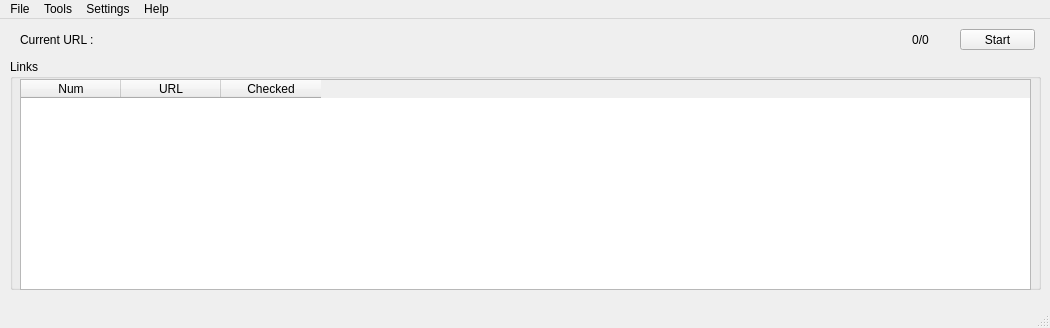
Old version of the form ui/main_window.ui in the repository TheSecDude-me/webCrawler.
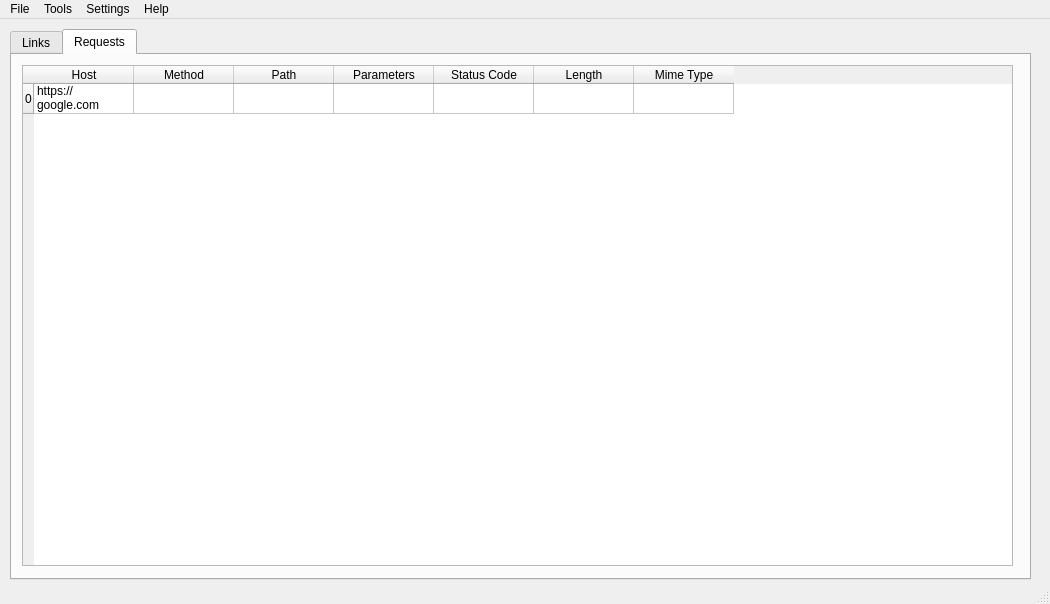
New version of the form. The open tabs and pages were chosen to show the change.

The edit to the form file:
```diff
--- a/ui/main_window.ui
+++ b/ui/main_window.ui
@@ -7,46 +7,36 @@
     <x>0</x>
     <y>0</y>
     <width>1050</width>
-    <height>328</height>
+    <height>604</height>
    </rect>
   </property>
   <property name="windowTitle">
    <string>webCrawler</string>
   </property>
   <widget class="QWidget" name="centralwidget">
-   <widget class="QPushButton" name="start_pushButton">
+   <widget class="QTabWidget" name="tabWidget">
     <property name="geometry">
      <rect>
-      <x>960</x>
+      <x>10</x>
       <y>10</y>
-      <width>75</width>
-      <height>21</height>
+      <width>1021</width>
+      <height>551</height>
      </rect>
     </property>
-    <property name="text">
-     <string>Start</string>
+    <property name="currentIndex">
+     <number>0</number>
     </property>
-   </widget>
-   <widget class="QLabel" name="current_url_label">
-    <property name="geometry">
-     <rect>
-      <x>20</x>
-      <y>10</y>
-      <width>851</width>
-      <height>21</height>
-     </rect>
-    </property>
-    <property name="text">
-     <string>Current URL : </string>
-    </property>
-   </widget>
+    <widget class="QWidget" name="tab">
+     <attribute name="title">
+      <string>Links</string>
+     </attribute>
    <widget class="QGroupBox" name="groupBox">
     <property name="geometry">
      <rect>
       <x>10</x>
       <y>40</y>
-      <width>1031</width>
-      <height>231</height>
+        <width>1001</width>
+        <height>481</height>
      </rect>
     </property>
     <property name="title">
@@ -60,18 +50,18 @@
       <rect>
        <x>10</x>
        <y>20</y>
-       <width>1011</width>
-       <height>211</height>
+         <width>981</width>
+         <height>451</height>
       </rect>
      </property>
      <attribute name="verticalHeaderStretchLastSection">
       <bool>false</bool>
      </attribute>
-     <column>
+       <row>
       <property name="text">
-       <string>Num</string>
-      </property>
-     </column>
+         <string>0</string>
+        </property>
+       </row>
      <column>
       <property name="text">
        <string>URL</string>
@@ -81,24 +71,134 @@
       <property name="text">
        <string>Checked</string>
       </property>
-     </column>
+        <property name="textAlignment">
+         <set>AlignCenter</set>
+        </property>
+       </column>
+       <item row="0" column="0">
+        <property name="text">
+         <string>https://google.com</string>
+        </property>
+       </item>
+       <item row="0" column="1">
+        <property name="text">
+         <string>0</string>
+        </property>
+       </item>
     </widget>
    </widget>
    <widget class="QLabel" name="counter_label">
     <property name="geometry">
      <rect>
-      <x>890</x>
+        <x>790</x>
       <y>10</y>
-      <width>61</width>
+        <width>131</width>
       <height>21</height>
      </rect>
     </property>
     <property name="text">
-     <string>0/0</string>
+       <string>Seen 0/ Not Seen 0</string>
     </property>
     <property name="alignment">
      <set>Qt::AlignCenter</set>
     </property>
+     </widget>
+     <widget class="QLabel" name="current_url_label">
+      <property name="geometry">
+       <rect>
+        <x>10</x>
+        <y>10</y>
+        <width>761</width>
+        <height>21</height>
+       </rect>
+      </property>
+      <property name="text">
+       <string>Current URL : </string>
+      </property>
+     </widget>
+     <widget class="QPushButton" name="start_pushButton">
+      <property name="geometry">
+       <rect>
+        <x>930</x>
+        <y>10</y>
+        <width>75</width>
+        <height>21</height>
+       </rect>
+      </property>
+      <property name="text">
+       <string>Start</string>
+      </property>
+     </widget>
+    </widget>
+    <widget class="QWidget" name="tab_2">
+     <attribute name="title">
+      <string>Requests</string>
+     </attribute>
+     <widget class="QTableWidget" name="requests_tableWidget">
+      <property name="geometry">
+       <rect>
+        <x>10</x>
+        <y>10</y>
+        <width>991</width>
+        <height>501</height>
+       </rect>
+      </property>
+      <property name="sortingEnabled">
+       <bool>true</bool>
+      </property>
+      <attribute name="verticalHeaderShowSortIndicator" stdset="0">
+       <bool>false</bool>
+      </attribute>
+      <attribute name="verticalHeaderStretchLastSection">
+       <bool>false</bool>
+      </attribute>
+      <row>
+       <property name="text">
+        <string>0</string>
+       </property>
+      </row>
+      <column>
+       <property name="text">
+        <string>Host</string>
+       </property>
+      </column>
+      <column>
+       <property name="text">
+        <string>Method</string>
+       </property>
+      </column>
+      <column>
+       <property name="text">
+        <string>Path</string>
+       </property>
+      </column>
+      <column>
+       <property name="text">
+        <string>Parameters</string>
+       </property>
+      </column>
+      <column>
+       <property name="text">
+        <string>Status Code</string>
+       </property>
+      </column>
+      <column>
+       <property name="text">
+        <string>Length</string>
+       </property>
+      </column>
+      <column>
+       <property name="text">
+        <string>Mime Type</string>
+       </property>
+      </column>
+      <item row="0" column="0">
+       <property name="text">
+        <string>https://google.com</string>
+       </property>
+      </item>
+     </widget>
+    </widget>
    </widget>
   </widget>
   <widget class="QMenuBar" name="menubar">
```
Lines whose indentation alone changed are shown as unchanged.
